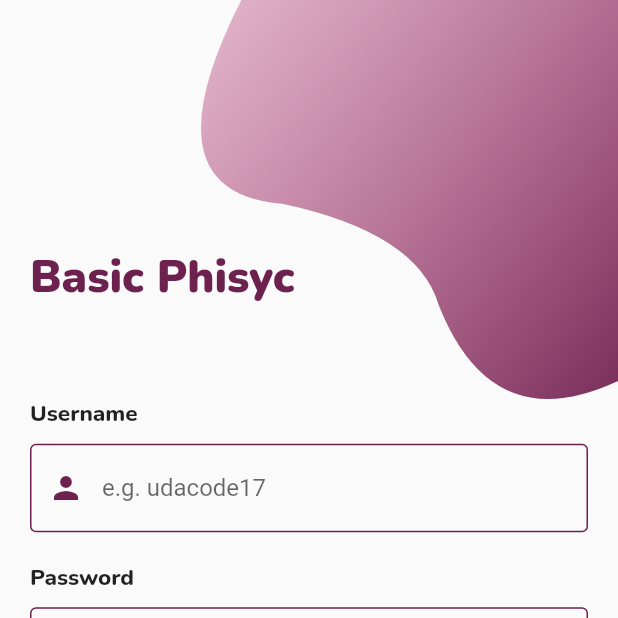
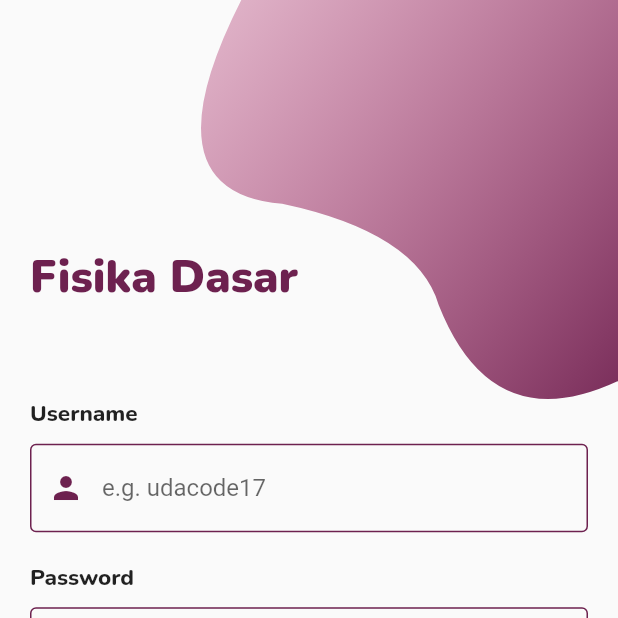
Before and after one commit to Naandalist/basic-phisyc, a Flutter app: the screen it shows after launch, on a phone screen of 412 x 824 dp, the top half of it. Run offline on Flutter 3.47's test engine with Material 2 defaults, Android fonts, the phone set to English and light mode, and no system bars; our stand-ins replace fluttertoast; missing offline and left inert: giffy_dialog.

Commit message:
Adjust Title

```diff
--- a/lib/src/screens/login_screen.dart
+++ b/lib/src/screens/login_screen.dart
@@ -133,7 +133,7 @@ class _LoginScreenState extends State<LoginScreen> {
     return Container(
         child: Align(
             alignment: Alignment.centerLeft,
-            child: Text("Basic Phisyc",
+            child: Text("Fisika Dasar",
                 textScaleFactor: 1.5,
                 style: TextStyle(
                     fontFamily: "Nunito",
```
